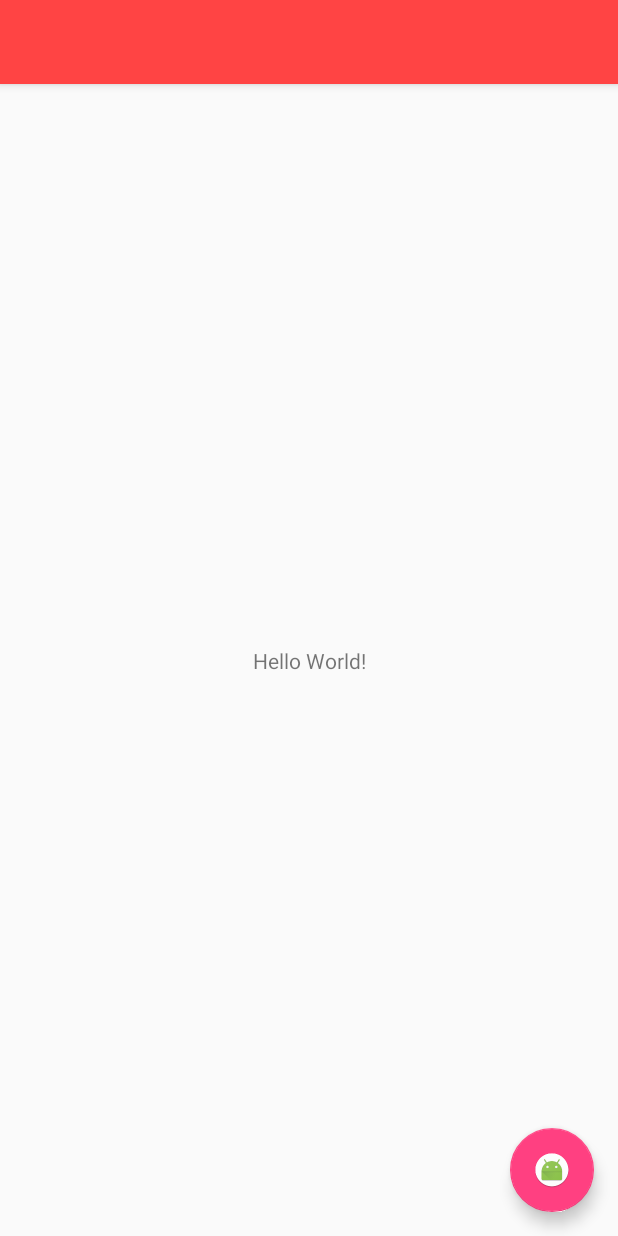
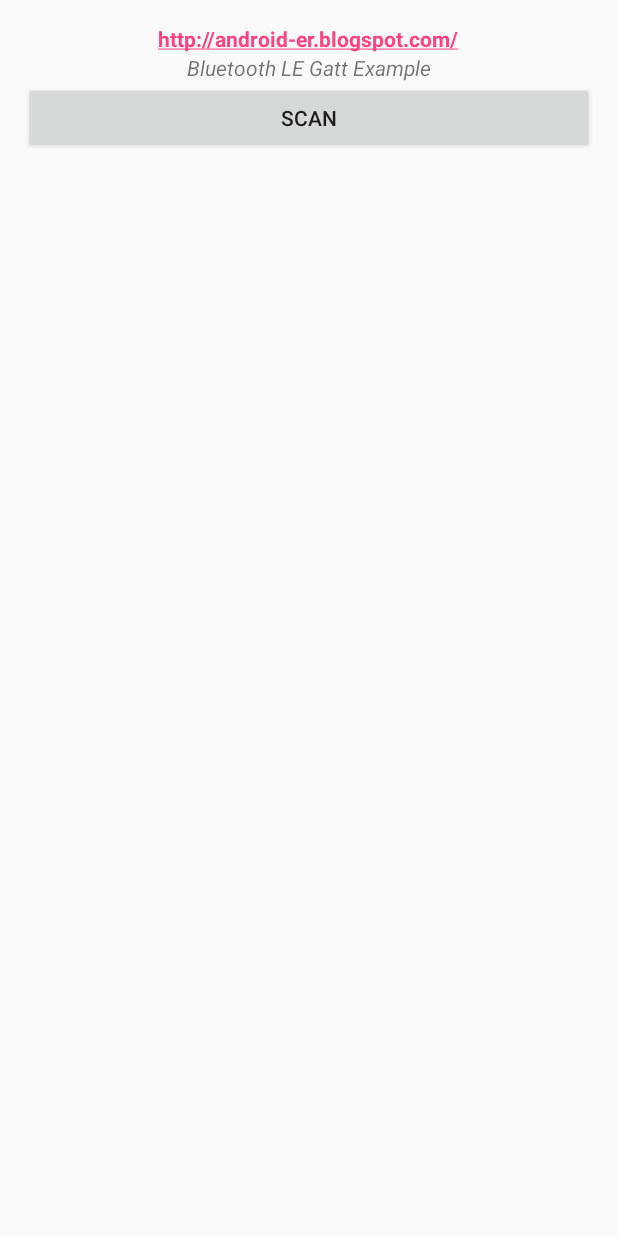
Before and after one commit to DIS-HST/DIS, an Android app: the layout activity_main.xml on its own in the app's theme, with its tools: preview values and no code run, on a phone screen of 412 x 824 dp. Run offline under Robolectric (Android 15) with nearby library versions, the phone set to English and light mode, and no system bars.

Commit message:
changes
Adding lelist and scan

```diff
--- a/app/src/main/res/layout/activity_main.xml
+++ b/app/src/main/res/layout/activity_main.xml
@@ -1,33 +1,35 @@
-<?xml version="1.0" encoding="utf-8"?>
-<android.support.design.widget.CoordinatorLayout xmlns:android="http://schemas.android.com/apk/res/android"
-    xmlns:app="http://schemas.android.com/apk/res-auto"
+<LinearLayout xmlns:android="http://schemas.android.com/apk/res/android"
     xmlns:tools="http://schemas.android.com/tools"
     android:layout_width="match_parent"
     android:layout_height="match_parent"
-    tools:context="com.tsh.dis.MainActivity">
+    android:padding="16dp"
+    android:orientation="vertical"
+    tools:context="com.blogspot.android_er.androidblegatt.MainActivity">
 
-    <android.support.design.widget.AppBarLayout
+<TextView
+        android:layout_width="wrap_content"
+        android:layout_height="wrap_content"
+        android:layout_gravity="center_horizontal"
+        android:autoLink="web"
+        android:text="http://android-er.blogspot.com/"
+        android:textStyle="bold" />
+
+    <TextView
+        android:layout_width="wrap_content"
+        android:layout_height="wrap_content"
+        android:layout_gravity="center_horizontal"
+        android:autoLink="web"
+        android:text="Bluetooth LE Gatt Example"
+        android:textStyle="italic" />
+
+    <Button
+        android:id="@+id/scan"
         android:layout_width="match_parent"
         android:layout_height="wrap_content"
-        android:theme="@style/AppTheme.AppBarOverlay">
+        android:text="Scan"/>
+    <ListView
+        android:id="@+id/lelist"
+        android:layout_width="match_parent"
+        android:layout_height="match_parent"/>
 
-        <android.support.v7.widget.Toolbar
-            android:id="@+id/toolbar"
-            android:layout_width="match_parent"
-            android:layout_height="?attr/actionBarSize"
-            android:background="@android:color/holo_red_light"
-            app:popupTheme="@style/AppTheme.PopupOverlay" />
-
-    </android.support.design.widget.AppBarLayout>
-
-    <android.support.design.widget.FloatingActionButton
-        android:id="@+id/fab"
-        android:layout_width="wrap_content"
-        android:layout_height="wrap_content"
-        android:layout_gravity="bottom|end"
-        android:layout_margin="@dimen/fab_margin"
-        app:srcCompat="@mipmap/ic_launcher_round" />
-
-    <include layout="@layout/content_main" />
-
-</android.support.design.widget.CoordinatorLayout>
+</LinearLayout>
```
